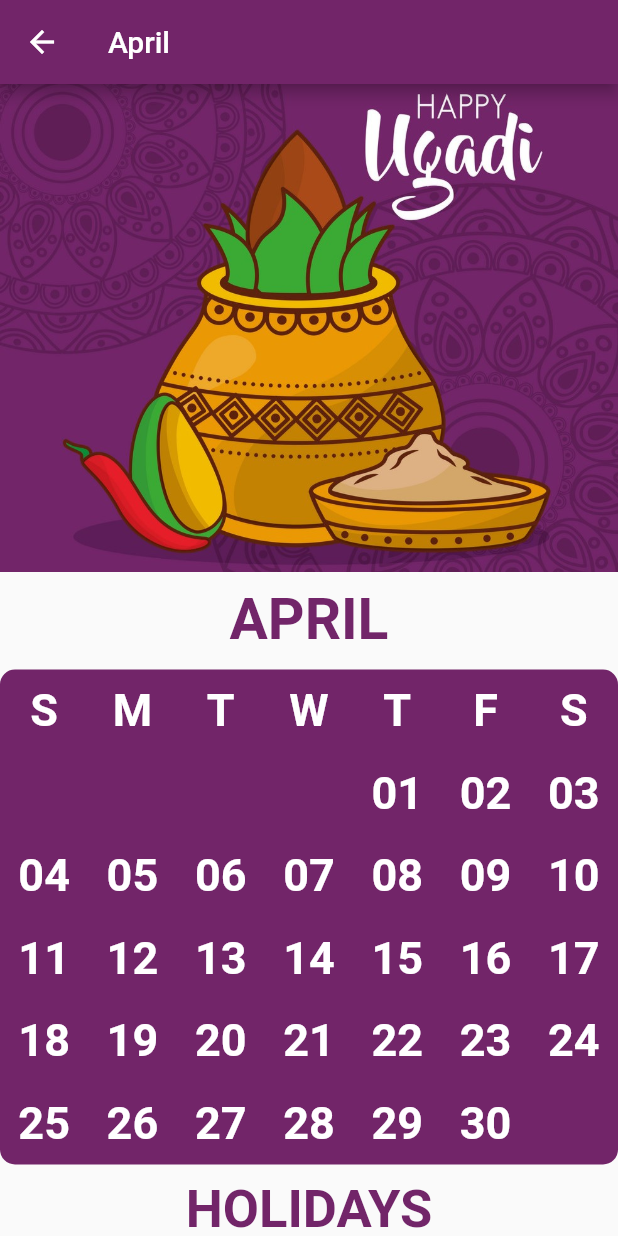
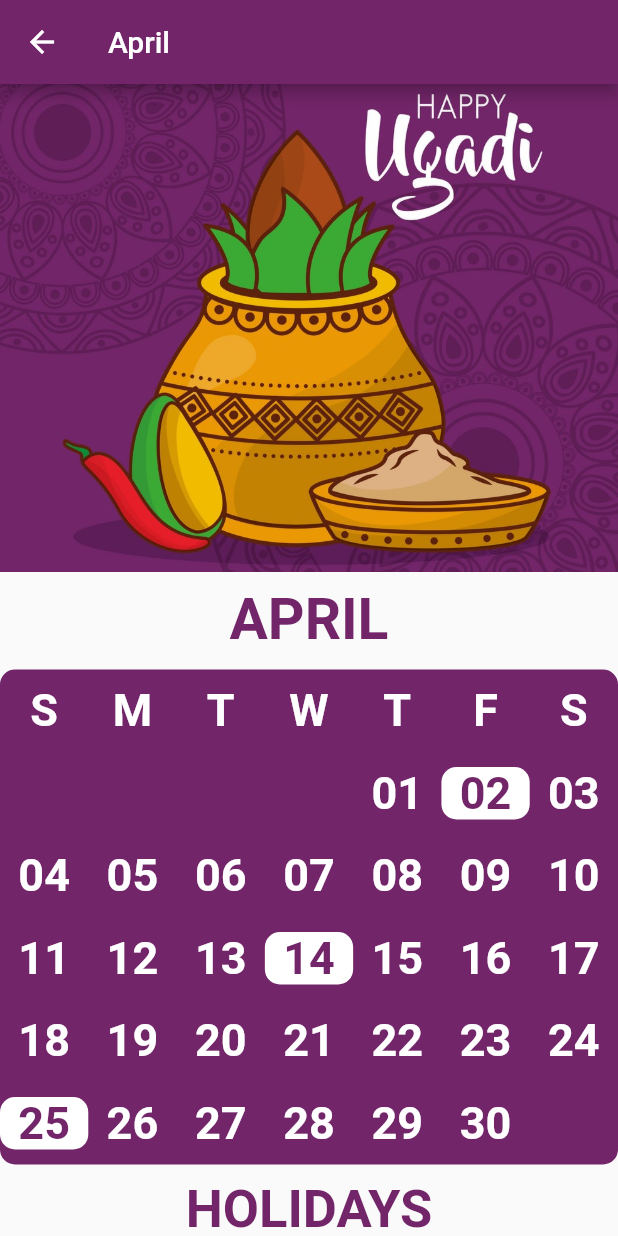
Before and after one commit to Kapilshanbhag09/2021_Calender_flutter, a Flutter app: the April screen opened directly, on a phone screen of 412 x 824 dp. Run offline on Flutter 3.47's test engine with Material 2 defaults, Android fonts, the light colour scheme and no system bars.

Commit message:
changed color of margin of holidays

```diff
--- a/lib/screens/april.dart
+++ b/lib/screens/april.dart
@@ -188,13 +188,16 @@ class April extends StatelessWidget {
                           ),
                           Container(
                             width: MediaQuery.of(context).size.width / 7.0,
+                            decoration: BoxDecoration(
+                                color: Color(0xffffffff),
+                                borderRadius: BorderRadius.circular(10.0)),
                             alignment: Alignment.center,
                             child: Text(
                               "02",
                               style: TextStyle(
                                   fontSize: 30.0,
                                   fontWeight: FontWeight.bold,
-                                  color: Color(0xFFFFFFFF)),
+                                  color: Color(0xFF722569)),
                             ),
                           ),
                           Container(
@@ -341,6 +344,9 @@ class April extends StatelessWidget {
                             ),
                           ),
                           Container(
+                            decoration: BoxDecoration(
+                                color: Color(0xffffffff),
+                                borderRadius: BorderRadius.circular(10.0)),
                             width: MediaQuery.of(context).size.width / 7.0,
                             alignment: Alignment.center,
                             child: Text(
@@ -348,7 +354,7 @@ class April extends StatelessWidget {
                               style: TextStyle(
                                   fontSize: 30.0,
                                   fontWeight: FontWeight.bold,
-                                  color: Color(0xFFFFFFFF)),
+                                  color: Color(0xFF722569)),
                             ),
                           ),
                           Container(
@@ -483,6 +489,9 @@ class April extends StatelessWidget {
                       child: Row(
                         children: <Widget>[
                           Container(
+                            decoration: BoxDecoration(
+                                color: Color(0xffffffff),
+                                borderRadius: BorderRadius.circular(10.0)),
                             width: MediaQuery.of(context).size.width / 7.0,
                             alignment: Alignment.center,
                             child: Text(
@@ -490,7 +499,7 @@ class April extends StatelessWidget {
                               style: TextStyle(
                                 fontSize: 30.0,
                                 fontWeight: FontWeight.bold,
-                                color: Color(0xFFFFFFFF),
+                                color: Color(0xFF722569),
                               ),
                             ),
                           ),
--- a/lib/screens/december.dart
+++ b/lib/screens/december.dart
@@ -462,6 +462,9 @@ class December extends StatelessWidget {
                           ),
                         ),
                         Container(
+                          decoration: BoxDecoration(
+                              color: Color(0xffffffff),
+                              borderRadius: BorderRadius.circular(10.0)),
                           width: MediaQuery.of(context).size.width / 7.0,
                           alignment: Alignment.center,
                           child: Text(
@@ -469,7 +472,7 @@ class December extends StatelessWidget {
                             style: TextStyle(
                                 fontSize: 30.0,
                                 fontWeight: FontWeight.bold,
-                                color: Color(0xFFFFFFFF)),
+                                color: Color(0xFF000E19)),
                           ),
                         ),
                       ],
--- a/lib/screens/july.dart
+++ b/lib/screens/july.dart
@@ -429,6 +429,9 @@ class July extends StatelessWidget {
                             ),
                           ),
                           Container(
+                            decoration: BoxDecoration(
+                                color: Color(0xffffffff),
+                                borderRadius: BorderRadius.circular(10.0)),
                             width: MediaQuery.of(context).size.width / 7.0,
                             alignment: Alignment.center,
                             child: Text(
@@ -436,7 +439,7 @@ class July extends StatelessWidget {
                               style: TextStyle(
                                   fontSize: 30.0,
                                   fontWeight: FontWeight.bold,
-                                  color: Color(0xFFFFFFFF)),
+                                  color: Color(0xFF011B18)),
                             ),
                           ),
                           Container(
--- a/lib/screens/may.dart
+++ b/lib/screens/may.dart
@@ -352,6 +352,9 @@ class May extends StatelessWidget {
                             ),
                           ),
                           Container(
+                            decoration: BoxDecoration(
+                                color: Color(0xffffffff),
+                                borderRadius: BorderRadius.circular(10.0)),
                             width: MediaQuery.of(context).size.width / 7.0,
                             alignment: Alignment.center,
                             child: Text(
@@ -359,7 +362,7 @@ class May extends StatelessWidget {
                               style: TextStyle(
                                   fontSize: 30.0,
                                   fontWeight: FontWeight.bold,
-                                  color: Color(0xFFFFFFFF)),
+                                  color: Color(0xFFf65d00)),
                             ),
                           ),
                           Container(
--- a/lib/screens/september.dart
+++ b/lib/screens/september.dart
@@ -275,6 +275,9 @@ class September extends StatelessWidget {
                           ),
                         ),
                         Container(
+                          decoration: BoxDecoration(
+                              color: Color(0xffffffff),
+                              borderRadius: BorderRadius.circular(10.0)),
                           width: MediaQuery.of(context).size.width / 7.0,
                           alignment: Alignment.center,
                           child: Text(
@@ -282,7 +285,7 @@ class September extends StatelessWidget {
                             style: TextStyle(
                                 fontSize: 30.0,
                                 fontWeight: FontWeight.bold,
-                                color: Color(0xFFFFFFFF)),
+                                color: Color(0xFF140023)),
                           ),
                         ),
                         Container(
```
Also changed, not shown: lib/screens/august.dart (+12 -3 lines), lib/screens/january.dart (+4 -4 lines), lib/screens/march.dart (+8 -2 lines), lib/screens/november.dart (+8 -2 lines), lib/screens/october.dart (+12 -3 lines).
